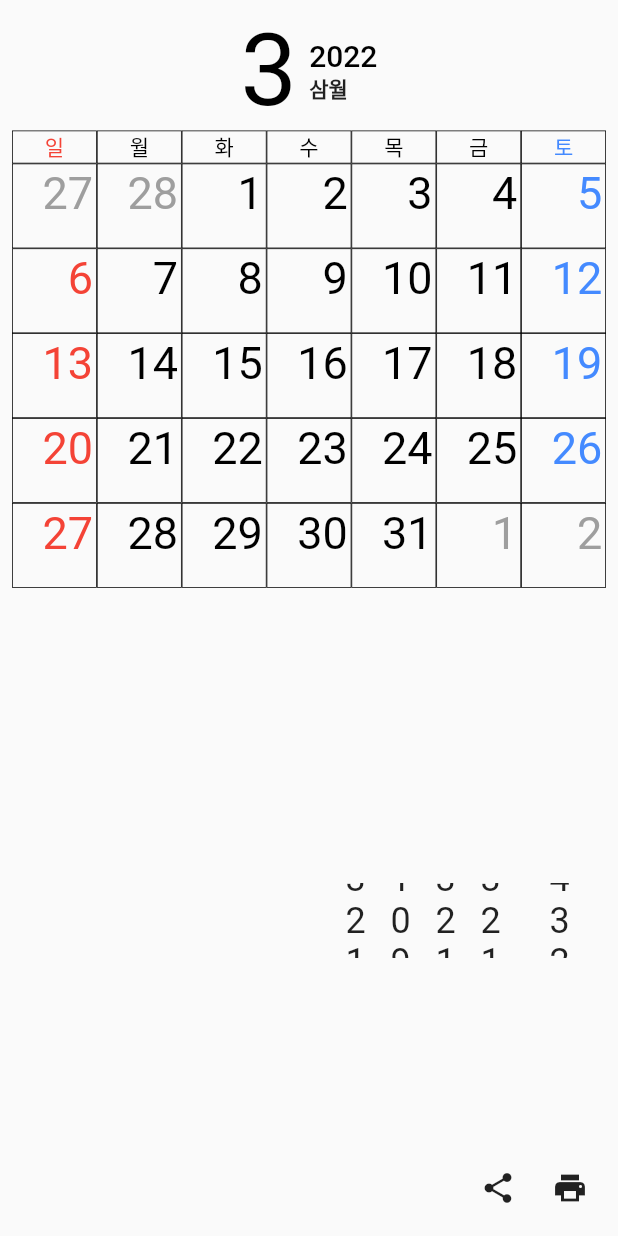
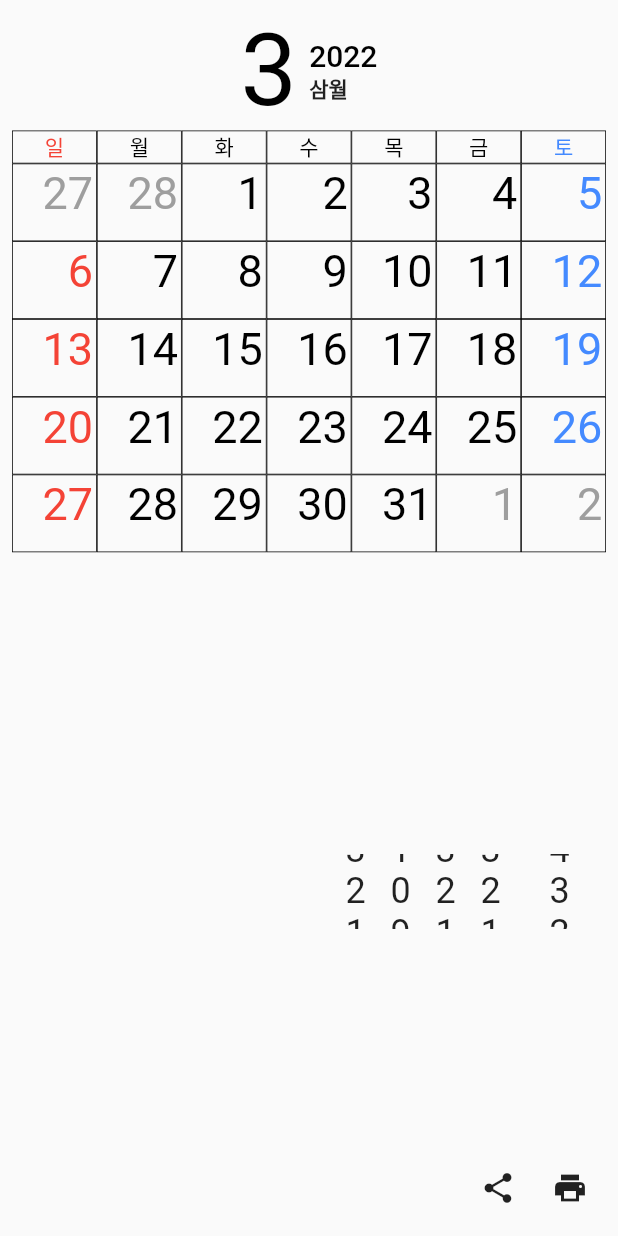
Before and after one commit to ssk-flutter/calendar_printer, a Flutter app: the screen it shows after launch, on a phone screen of 412 x 824 dp. Run offline on Flutter 3.47's test engine with Material 2 defaults, Android fonts, the phone set to English and light mode, and no system bars; drawn by our look-alikes of carousel_slider; our stand-ins replace device_preview, pdf, printing, screenshot.

Commit message:
calendar size

```diff
--- a/lib/page/home.dart
+++ b/lib/page/home.dart
@@ -31,6 +31,8 @@ class HomePage extends StatelessWidget {
                     ClassicCalendar(
                       year: context.watch<DateControllerViewModel>().year,
                       month: context.watch<DateControllerViewModel>().month,
+                      size:
+                          Size.square(MediaQuery.of(context).size.shortestSide),
                     ),
                     Spacer(),
                     DateControllerWidget(),
--- a/lib/widget/classic_calendar/calendar_body_widget.dart
+++ b/lib/widget/classic_calendar/calendar_body_widget.dart
@@ -6,10 +6,12 @@ class CalendarBodyWidget extends StatelessWidget {
     Key? key,
     required this.year,
     required this.month,
+    required this.size,
   }) : super(key: key);
 
   final int year;
   final int month;
+  final Size size;
 
   late final List days = CalendarRepository()
       .getCalendarWeeks(
@@ -21,16 +23,16 @@ class CalendarBodyWidget extends StatelessWidget {
 
   @override
   Widget build(BuildContext context) {
-    return GridView.builder(
-      itemCount: days.length,
-      gridDelegate: SliverGridDelegateWithFixedCrossAxisCount(
-        crossAxisCount: 7,
-        childAspectRatio: 1 / 1,
-      ),
-      itemBuilder: (context, index) {
-        final DateTime date = days[index];
-        return DateWidget(date: date, isMain: date.month == month);
-      },
+    print('size: $size');
+    var crossAxisCount = 7;
+    var maxRows = 6;
+    return GridView.count(
+      physics: NeverScrollableScrollPhysics(),
+      crossAxisCount: crossAxisCount,
+      children: days
+          .map((date) => DateWidget(date: date, isMain: date.month == month))
+          .toList(growable: false),
+      childAspectRatio: size.aspectRatio * maxRows / crossAxisCount,
     );
   }
 }
--- a/lib/widget/classic_calendar/classic_calendar.dart
+++ b/lib/widget/classic_calendar/classic_calendar.dart
@@ -9,24 +9,31 @@ class ClassicCalendar extends StatelessWidget {
     Key? key,
     required this.year,
     required this.month,
+    required this.size,
   }) : super(key: key);
 
   final int year;
   final int month;
+  final Size size;
 
   @override
   Widget build(BuildContext context) {
-    return Column(
-      children: [
-        HeaderWidget(year: year, month: month),
-        ColumnHeaderWidget(),
-        SizedBox(
-            height: 350,
-            child: CalendarBodyWidget(
+    return SizedBox.fromSize(
+      size: size,
+      child: Column(
+        children: [
+          HeaderWidget(year: year, month: month),
+          ColumnHeaderWidget(),
+          Expanded(
+              child: LayoutBuilder(
+            builder: (context, constraints) => CalendarBodyWidget(
               year: year,
               month: month,
-            )),
-      ],
+              size: Size(constraints.maxWidth, constraints.maxHeight),
+            ),
+          )),
+        ],
+      ),
     );
   }
 }
```
